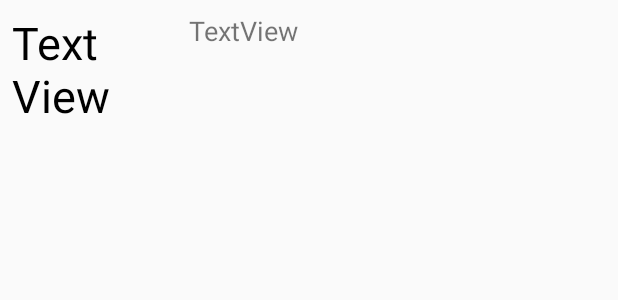
After one commit to mchll05/cc_project_java_android, an Android app: the layout list_item.xml on its own in the app's theme, with its tools: preview values and no code run, on a phone screen of 412 x 824 dp. The commit adds this screen. Shown: the top 300 px of the screen. Run offline under Robolectric (Android 15) with nearby library versions, the phone set to English and light mode, and no system bars.

Commit message:
Set up java for ListView

```diff
--- a/ChallengeMe/app/src/main/res/layout/activity_list_detail.xml
+++ b/ChallengeMe/app/src/main/res/layout/activity_list_detail.xml
@@ -6,4 +6,8 @@
     android:layout_height="match_parent"
     tools:context=".ListDetailActivity">
 
+    <ListView
+        android:id="@+id/taskListId"
+        android:layout_width="wrap_content"
+        android:layout_height="wrap_content" />
 </android.support.constraint.ConstraintLayout>
--- /dev/null
+++ b/ChallengeMe/app/src/main/res/layout/list_item.xml
@@ -0,0 +1,35 @@
+<?xml version="1.0" encoding="utf-8"?>
+<android.support.constraint.ConstraintLayout
+    xmlns:android="http://schemas.android.com/apk/res/android"
+    xmlns:app="http://schemas.android.com/apk/res-auto"
+    xmlns:tools="http://schemas.android.com/tools"
+    android:layout_width="match_parent"
+    android:layout_height="match_parent">
+
+    <TextView
+        android:id="@+id/stepViewId"
+        android:layout_width="70dp"
+        android:layout_height="70dp"
+        android:layout_marginLeft="8dp"
+        android:layout_marginStart="8dp"
+        android:layout_marginTop="8dp"
+        android:text="TextView"
+        android:textColor="@android:color/black"
+        android:textSize="30sp"
+        app:layout_constraintStart_toStartOf="parent"
+        app:layout_constraintTop_toTopOf="parent" />
+
+    <TextView
+        android:id="@+id/taskViewId"
+        android:layout_width="230dp"
+        android:layout_height="48dp"
+        android:layout_marginEnd="8dp"
+        android:layout_marginRight="8dp"
+        android:layout_marginTop="8dp"
+        android:text="TextView"
+        android:textSize="18sp"
+        app:layout_constraintEnd_toEndOf="parent"
+        app:layout_constraintStart_toEndOf="@+id/stepViewId"
+        app:layout_constraintTop_toTopOf="parent" />
+
+</android.support.constraint.ConstraintLayout>
```
Also changed, not shown: ChallengeMe/app/src/main/java/com/example/maustin/challengeme/MainActivity.java (+9 -0 lines), ChallengeMe/app/src/main/java/com/example/maustin/challengeme/javajava/Task.java (added, +23 -0 lines), ChallengeMe/app/src/main/java/com/example/maustin/challengeme/javajava/TaskList.java (added, +28 -0 lines).
